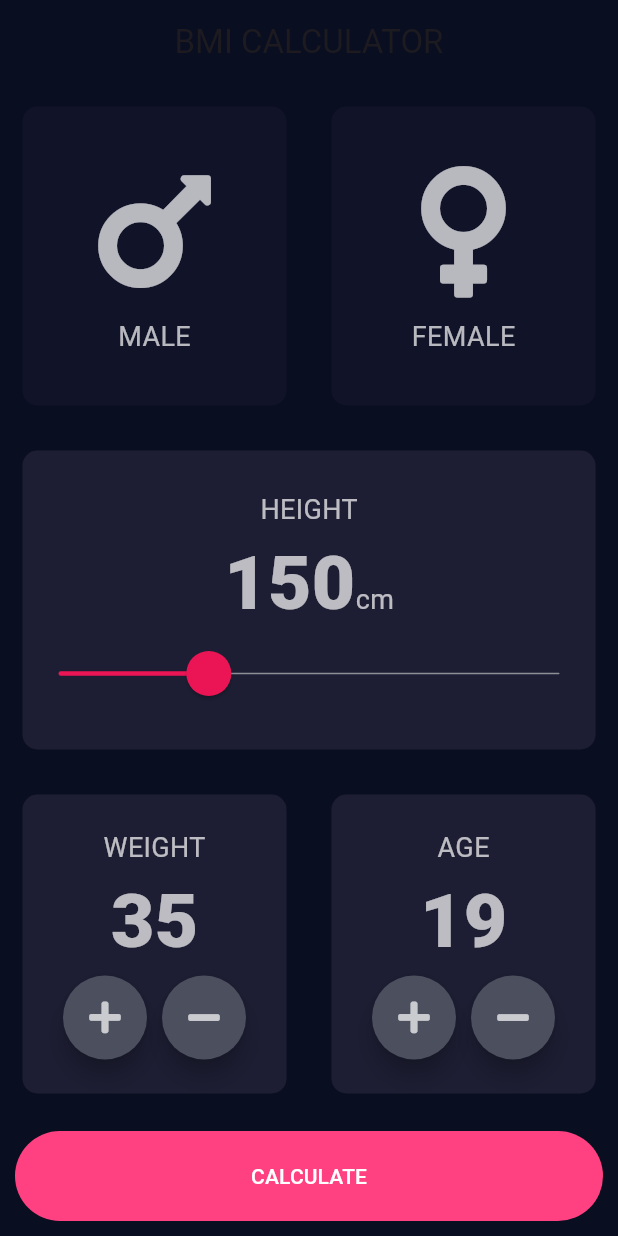
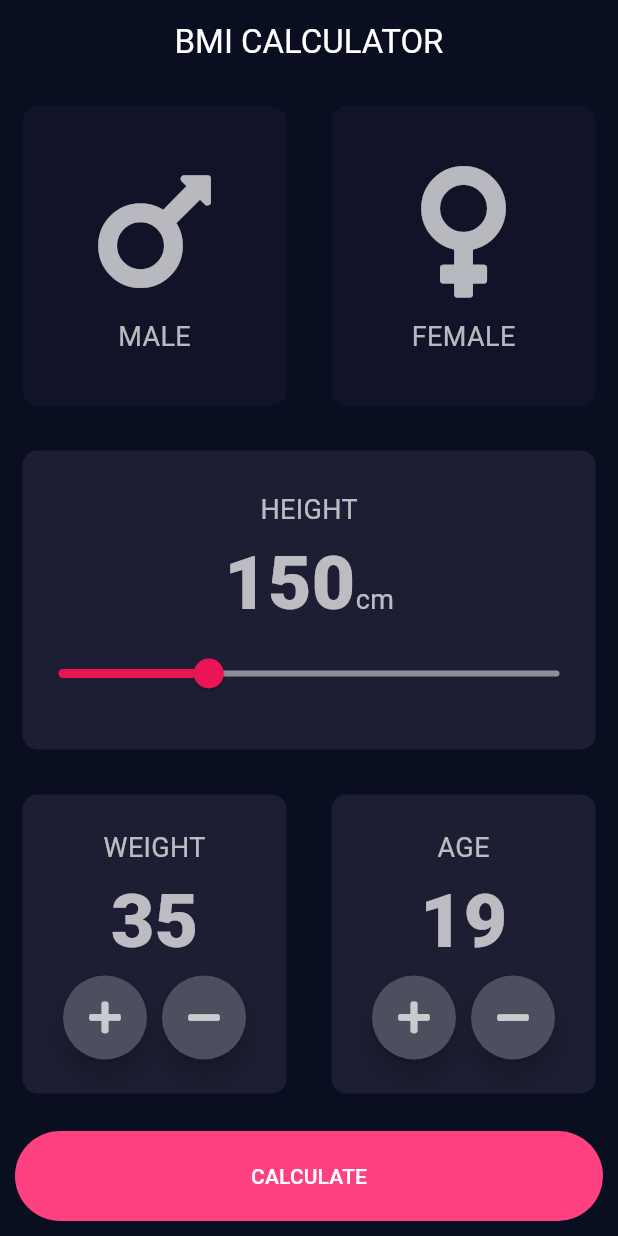
Before and after one commit to Chandru-raja/Flutter-Workshop-BMI, a Flutter app: the screen it shows after launch, on a phone screen of 412 x 824 dp. Run offline on Flutter 3.47's test engine with Material 3 defaults, Android fonts, the phone set to English and light mode, and no system bars; our stand-ins replace font_awesome_flutter.

Commit message:
Minor Changes

```diff
--- a/lib/home_page.dart
+++ b/lib/home_page.dart
@@ -31,6 +31,7 @@ class _MyHomePageState extends State<MyHomePage> {
       } else {
         malecc = kInactive;
       }
+      // malecc = (malecc == kInactive) ? const Color(kFgcol) : kInactive;
       femalecc = kInactive;
     } else {
       if (femalecc == kInactive) {
@@ -46,7 +47,11 @@ class _MyHomePageState extends State<MyHomePage> {
   Widget build(BuildContext context) {
     return Scaffold(
       appBar: AppBar(
-        title: const Center(child: Text('BMI CALCULATOR')),
+        title: const Center(
+            child: Text(
+          'BMI CALCULATOR',
+          style: TextStyle(color: Colors.white),
+        )),
         backgroundColor: const Color(kBgcol),
       ),
       body: Column(
@@ -109,13 +114,7 @@ class _MyHomePageState extends State<MyHomePage> {
                       const Text("cm", style: kCostomTxtbox),
                     ],
                   ),
-                  SliderTheme(
-                    data: SliderTheme.of(context).copyWith(
-                        thumbShape: const RoundSliderThumbShape(
-                          enabledThumbRadius: 15.0,
-                        ),
-                        trackHeight: 1),
-                    child: Slider(
+                  Slider(
                     value: height.toDouble(),
                     min: 120,
                     max: 220,
@@ -126,7 +125,6 @@ class _MyHomePageState extends State<MyHomePage> {
                         height = newvalue.round();
                       });
                     },
-                    ),
                   )
                 ],
               ),
```
Also changed, not shown: lib/Roundiconbutton.dart (+13 -2 lines), lib/calc_brain.dart (+7 -0 lines). Lines whose indentation alone changed are shown as unchanged.
